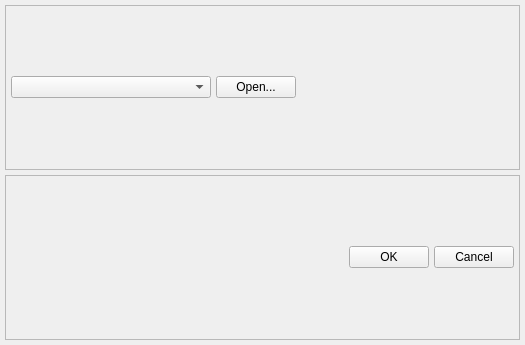
Old version of the form libs/asn1editor/asn1editor.ui in the repository esa/spacecreator.
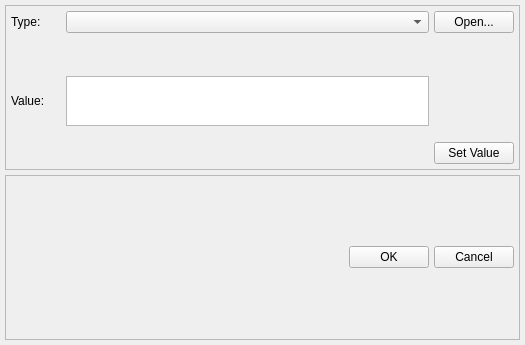
New version of the form.

Commit message:
Asn1 value parser and setting the value in tree model
Some fixes in asn1 xml parser

```diff
--- a/libs/asn1editor/asn1editor.ui
+++ b/libs/asn1editor/asn1editor.ui
@@ -37,7 +37,7 @@
      <property name="frameShadow">
       <enum>QFrame::Sunken</enum>
      </property>
-     <layout class="QHBoxLayout" name="horizontalLayout">
+     <layout class="QVBoxLayout" name="verticalLayout_2">
       <property name="spacing">
        <number>5</number>
       </property>
@@ -54,53 +54,133 @@
        <number>5</number>
       </property>
       <item>
+       <layout class="QHBoxLayout" name="horizontalLayout">
+        <property name="spacing">
+         <number>5</number>
+        </property>
+        <item>
+         <widget class="QLabel" name="typeLabel">
+          <property name="sizePolicy">
+           <sizepolicy hsizetype="Fixed" vsizetype="Fixed">
+            <horstretch>0</horstretch>
+            <verstretch>0</verstretch>
+           </sizepolicy>
+          </property>
+          <property name="minimumSize">
+           <size>
+            <width>50</width>
+            <height>0</height>
+           </size>
+          </property>
+          <property name="text">
+           <string>Type:</string>
+          </property>
+         </widget>
+        </item>
+        <item>
        <widget class="QComboBox" name="typesCB">
         <property name="sizePolicy">
-         <sizepolicy hsizetype="Fixed" vsizetype="Fixed">
+           <sizepolicy hsizetype="Expanding" vsizetype="Fixed">
           <horstretch>0</horstretch>
           <verstretch>0</verstretch>
          </sizepolicy>
         </property>
         <property name="minimumSize">
          <size>
-          <width>200</width>
+            <width>250</width>
           <height>0</height>
          </size>
         </property>
-        <property name="maximumSize">
-         <size>
-          <width>200</width>
-          <height>16777215</height>
-         </size>
-        </property>
        </widget>
       </item>
       <item>
        <widget class="QPushButton" name="openBtn">
+          <property name="sizePolicy">
+           <sizepolicy hsizetype="Fixed" vsizetype="Fixed">
+            <horstretch>0</horstretch>
+            <verstretch>0</verstretch>
+           </sizepolicy>
+          </property>
         <property name="text">
          <string>Open...</string>
         </property>
        </widget>
       </item>
+       </layout>
+      </item>
       <item>
-       <widget class="QLabel" name="asn1FileLabel">
+       <layout class="QGridLayout" name="gridLayout">
+        <property name="spacing">
+         <number>5</number>
+        </property>
+        <item row="0" column="0" rowspan="2">
+         <widget class="QLabel" name="valueLabel">
+          <property name="sizePolicy">
+           <sizepolicy hsizetype="Fixed" vsizetype="Preferred">
+            <horstretch>0</horstretch>
+            <verstretch>0</verstretch>
+           </sizepolicy>
+          </property>
+          <property name="minimumSize">
+           <size>
+            <width>50</width>
+            <height>0</height>
+           </size>
+          </property>
         <property name="text">
-         <string/>
+           <string>Value:</string>
         </property>
        </widget>
       </item>
-      <item>
-       <spacer name="horizontalSpacer">
+        <item row="0" column="1" rowspan="2">
+         <widget class="QPlainTextEdit" name="valueEdit">
+          <property name="sizePolicy">
+           <sizepolicy hsizetype="Expanding" vsizetype="Fixed">
+            <horstretch>0</horstretch>
+            <verstretch>0</verstretch>
+           </sizepolicy>
+          </property>
+          <property name="maximumSize">
+           <size>
+            <width>16777215</width>
+            <height>50</height>
+           </size>
+          </property>
+          <property name="backgroundVisible">
+           <bool>false</bool>
+          </property>
+         </widget>
+        </item>
+        <item row="0" column="2">
+         <spacer name="verticalSpacer">
         <property name="orientation">
-         <enum>Qt::Horizontal</enum>
+           <enum>Qt::Vertical</enum>
+          </property>
+          <property name="sizeType">
+           <enum>QSizePolicy::Fixed</enum>
         </property>
         <property name="sizeHint" stdset="0">
          <size>
-          <width>215</width>
-          <height>20</height>
+            <width>20</width>
+            <height>17</height>
          </size>
         </property>
        </spacer>
+        </item>
+        <item row="1" column="2">
+         <widget class="QPushButton" name="valueBtn">
+          <property name="sizePolicy">
+           <sizepolicy hsizetype="Fixed" vsizetype="Fixed">
+            <horstretch>0</horstretch>
+            <verstretch>0</verstretch>
+           </sizepolicy>
+          </property>
+          <property name="text">
+           <string>Set Value</string>
+          </property>
+         </widget>
+        </item>
+       </layout>
       </item>
      </layout>
     </widget>
```
Lines whose indentation alone changed are shown as unchanged. The commit also changes 10 other files.
